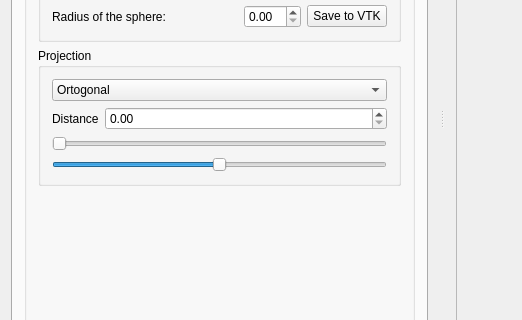
The window that src/ImageViewer.ui (DariaBozh/ImageViewer) describes before a commit, drawn with Qt 5; both pictures show x 0 to 522 and y 291 to 611 of the 782 by 804 pixel window.
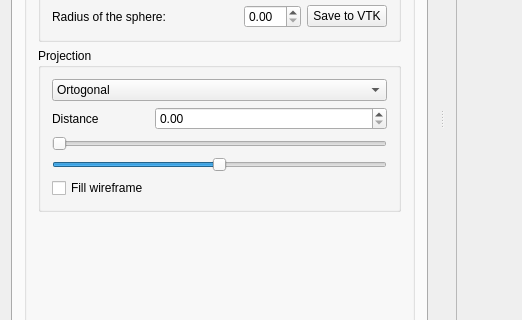
The same window after the commit.

Commit message: Merge small functions (cameraPerspective, projection etc.) into one that creates wireframe model in ViewerWidget and define several slots in ImageViewer

The edit to the form file:
```diff
--- a/src/ImageViewer.ui
+++ b/src/ImageViewer.ui
@@ -535,6 +535,13 @@
                  </property>
                 </widget>
                </item>
+               <item row="4" column="0">
+                <widget class="QCheckBox" name="cbFillWireframe">
+                 <property name="text">
+                  <string>Fill wireframe</string>
+                 </property>
+                </widget>
+               </item>
               </layout>
              </widget>
             </item>
```
Left out of the diff: 4 changed lines with no effect on the pictures. The commit also changes 4 other files.
